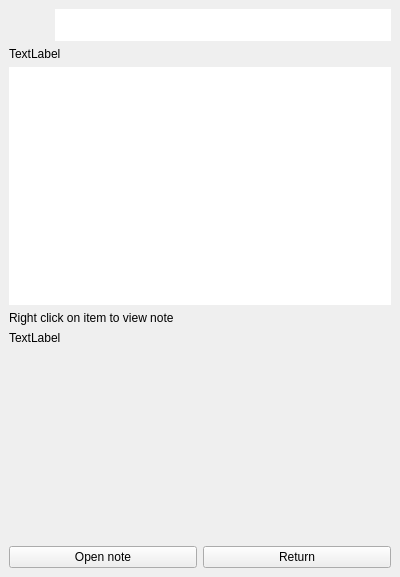
Qt form libqnotero/ui/qnotero.ui (saxonbeta/qnotero) before a commit.
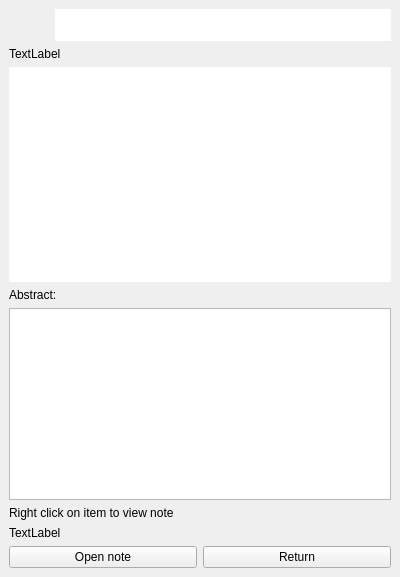
The same form after that commit. Custom widgets are drawn as their Qt base class.

Commit message: Show abstract information on main window

The edit to the form file:
```diff
--- a/libqnotero/ui/qnotero.ui
+++ b/libqnotero/ui/qnotero.ui
@@ -103,13 +103,6 @@
       </property>
      </widget>
     </item>
-    <item>
-     <widget class="QLabel" name="labelNoteAvailable">
-      <property name="text">
-       <string>Right click on item to view note</string>
-      </property>
-     </widget>
-    </item>
     <item>
      <widget class="QWidget" name="widgetNote" native="true">
       <layout class="QVBoxLayout" name="verticalLayout_2">
@@ -125,10 +118,34 @@
        <property name="bottomMargin">
         <number>0</number>
        </property>
+       <item>
+        <widget class="QLabel" name="labelAbstract">
+         <property name="text">
+          <string>Abstract:</string>
+         </property>
+        </widget>
+       </item>
+       <item>
+        <widget class="QTextBrowser" name="textAbstract">
+         <property name="acceptDrops">
+          <bool>false</bool>
+         </property>
+         <property name="textInteractionFlags">
+          <set>Qt::LinksAccessibleByKeyboard|Qt::LinksAccessibleByMouse</set>
+         </property>
+        </widget>
+       </item>
+       <item>
+        <widget class="QLabel" name="labelNoteAvailable">
+         <property name="text">
+          <string>Right click on item to view note</string>
+         </property>
+        </widget>
+       </item>
        <item>
         <widget class="QLabel" name="labelNote">
          <property name="sizePolicy">
-          <sizepolicy hsizetype="Preferred" vsizetype="Expanding">
+          <sizepolicy hsizetype="Expanding" vsizetype="Expanding">
            <horstretch>0</horstretch>
            <verstretch>0</verstretch>
           </sizepolicy>
```
The commit also changes 2 other files.
